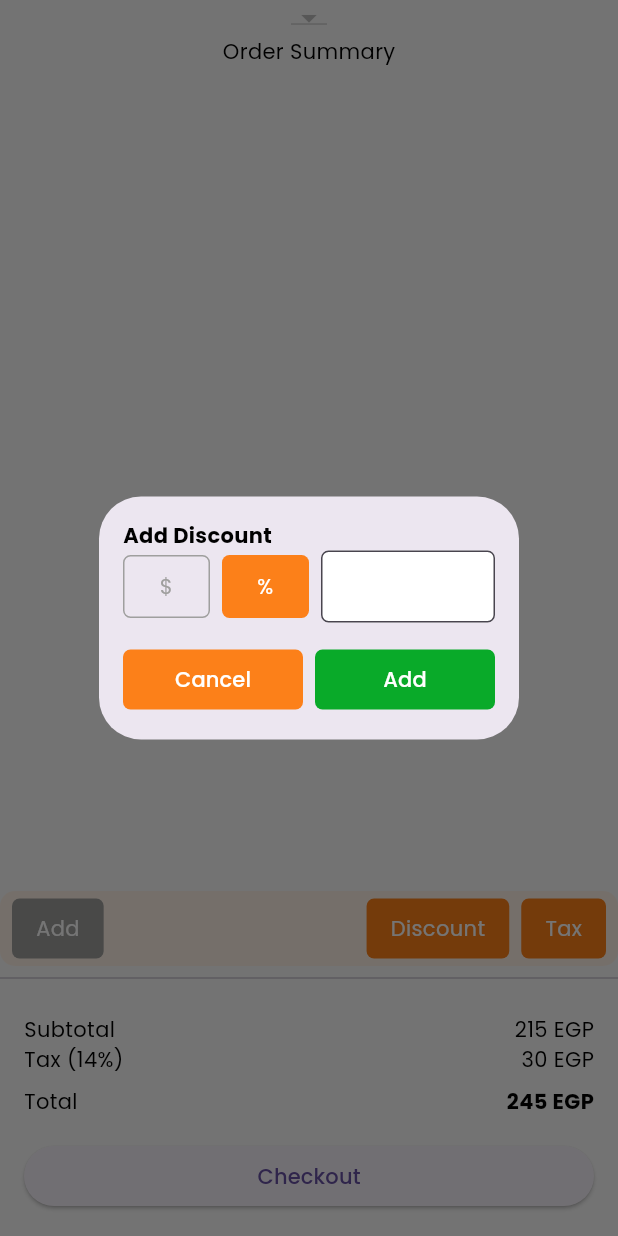
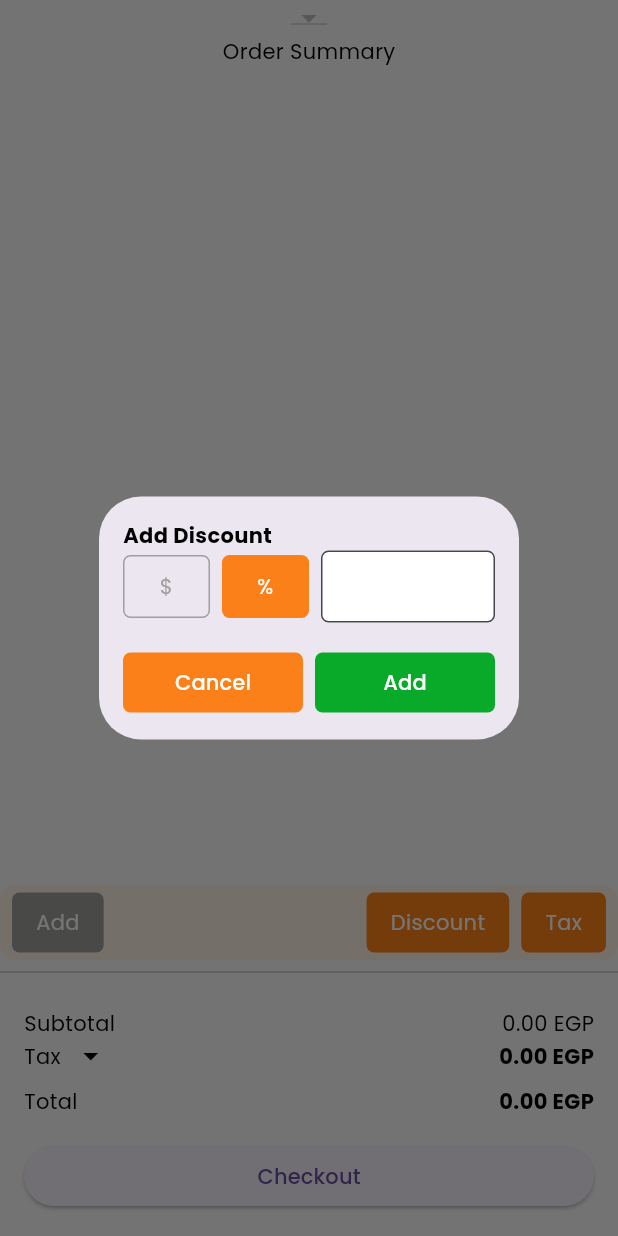
Before and after one commit to khuram2025/cstore_flutter, a Flutter app: the OrderScreen screen opened directly with empty values, after a tap on "Discount", on a phone screen of 412 x 824 dp. Run offline on Flutter 3.47's test engine with Material 3 defaults, Android fonts, the light colour scheme and no system bars; our stand-ins replace fl_chart, flutter_svg, flutter_typeahead, get, google_fonts, image_picker; accounts and stored records are empty; network calls fail; project files that could hold a hidden picture were left out.

Commit message:
Tax and Discount Working

```diff
--- a/lib/API/api_service.dart
+++ b/lib/API/api_service.dart
@@ -2,6 +2,7 @@ import 'dart:convert';
 import 'package:cstore_flutter/models/customers.dart';
 import 'package:cstore_flutter/screens/customer/components/customerOrdersDetailList.dart';
 import 'package:cstore_flutter/screens/customer/customers_list.dart';
+import 'package:cstore_flutter/screens/pos/components/models.dart';
 import 'package:http/http.dart' as http;
 
 class ApiService {
@@ -117,6 +118,26 @@ class ApiService {
     }
   }
 
+  Future<List<TaxOption>> fetchTaxes(int companyId) async {
+    final response = await http.get(
+      Uri.parse(baseUrl + 'companies/api/companies/$companyId/taxes/'),
+      headers: <String, String>{
+        'Content-Type': 'application/json',
+      },
+    );
+
+    if (response.statusCode == 200) {
+      var decodedResponse = json.decode(response.body);
+      print(decodedResponse); // Print the decoded JSON for debugging
+
+      List<dynamic> taxesJson = decodedResponse['taxes']; // Assuming 'taxes' is the key
+      return taxesJson.map((json) => TaxOption.fromJson(json)).toList();
+    } else {
+      throw Exception('Failed to fetch taxes. Status code: ${response.statusCode}');
+    }
+  }
+
+
   Future<Customer> fetchCustomerDetails(int companyId, int customerId) async {
     final response = await http.get(
       Uri.parse(baseUrl + 'companies/api/companies/$companyId/customers/$customerId/'),
--- a/lib/screens/pos/components/models.dart
+++ b/lib/screens/pos/components/models.dart
@@ -11,3 +11,19 @@ class OrderItem {
   // Calculate the total price for this item
   double get totalPrice => double.parse(product.salePrice) * quantity;
 }
+
+class TaxOption {
+  final int id;
+  final String name;
+  final double rate;
+
+  TaxOption({required this.id, required this.name, required this.rate});
+
+  static TaxOption fromJson(Map<String, dynamic> json) {
+    return TaxOption(
+      id: json['id'],
+      name: json['name'],
+      rate: double.parse(json['rate'].toString()), // Convert to string and then to double
+    );
+  }
+}
--- a/lib/screens/pos/components/orderList.dart
+++ b/lib/screens/pos/components/orderList.dart
@@ -22,6 +22,34 @@ class OrderScreen extends StatefulWidget {
 }
 
 class _OrderScreenState extends State<OrderScreen> {
+
+  double discountValue = 0.0;
+  bool isDiscountPercentage = true;
+
+  double _calculateDiscount() {
+    if (isDiscountPercentage) {
+      return _calculateSubtotal() * (discountValue / 100);
+    }
+    return discountValue;
+  }
+
+  TaxOption? selectedTaxOption;
+  double _calculateTax() {
+    if (selectedTaxOption != null) {
+      return _calculateSubtotal() * (selectedTaxOption!.rate / 100);
+    }
+    return 0.0;
+  }
+
+  double _calculateTotal() {
+    double subtotal = _calculateSubtotal();
+    double discount = _calculateDiscount();
+    double tax = _calculateTax();
+    return subtotal - discount + tax;
+
+  }
+
+  List<TaxOption> taxOptionsList = [];
   void onDiscountChanged(double discountValue, bool isPercentage) {
     // Logic to handle discount change
     // Update state or perform calculations as needed
@@ -69,9 +97,14 @@ class _OrderScreenState extends State<OrderScreen> {
     return {
       'customer_id': selectedCustomer?.id, // Include the selected customer's ID
       'items': items,
-      'total_price': _calculateTotalPrice().toString(), // Include the total price
+      'subtotal': _calculateSubtotal().toStringAsFixed(2),
+      'discount_value': discountValue.toStringAsFixed(2),
+      'is_discount_percentage': isDiscountPercentage,
+      'tax_ids': selectedTaxOption != null ? [selectedTaxOption!.id] : [],
+      'total_price': _calculateTotal().toStringAsFixed(2) // Include the total price after discount and taxes
     };
   }
+
 
 
 
@@ -119,6 +152,7 @@ class _OrderScreenState extends State<OrderScreen> {
   void initState() {
     super.initState();
     _fetchCustomers();
+    _fetchTaxOptions();
   }
 
   Future<void> _fetchCustomers() async {
@@ -133,12 +167,36 @@ class _OrderScreenState extends State<OrderScreen> {
       // Handle errors
     }
   }
+  Future<void> _fetchTaxOptions() async {
+    try {
+      List<TaxOption> taxes = await ApiService().fetchTaxes(11);
+      setState(() {
+        taxOptionsList = taxes;
+      });
+    } catch (e) {
+      // Handle errors
+      print('Error fetching taxes: $e');
+    }
+  }
+
+
+
+
+
   void _updateCustomerInfo(Customer? customer) {
     setState(() {
       customerName = customer?.name ?? 'Walk In Customer';
       customerPhoneNumber = customer?.mobile ?? '000'; // Assuming Customer model has phoneNumber
     });
   }
+  double _calculateSubtotal() {
+    double subtotal = 0.0;
+    for (var item in widget.selectedItems) {
+      subtotal += double.parse(item.product.salePrice) * item.quantity;
+    }
+    return subtotal;
+  }
+
 
   @override
   Widget build(BuildContext context) {
@@ -176,9 +234,9 @@ class _OrderScreenState extends State<OrderScreen> {
                     quantity: item.quantity,
                     onQuantityChange: (newQuantity) => _handleQuantityChange(index, newQuantity),
                     onRemove: () => _removeItemFromOrder(context, index),
-                    taxOptions: ["Tax 1", "Tax 2", "Tax 3"],
-                    onTaxSelected: (selectedTax) {
-                      // Handle tax selection
+                    taxOptions: taxOptionsList,
+                    onTaxSelected: (TaxOption selectedTax) {
+                      // Handle tax selection with TaxOption object
                     },
                     onDiscountChanged: handleDiscountChange,
                     discountController: TextEditingController(),
@@ -205,6 +263,7 @@ class _OrderScreenState extends State<OrderScreen> {
           ),
 
             Divider(),
+
             Padding(
               padding: EdgeInsets.all(16.0),
               child: Column(
@@ -213,14 +272,62 @@ class _OrderScreenState extends State<OrderScreen> {
                     mainAxisAlignment: MainAxisAlignment.spaceBetween,
                     children: [
                       Text('Subtotal'),
-                      Text('215 EGP'),
+                      Text('${_calculateSubtotal().toStringAsFixed(2)} EGP'),
                     ],
                   ),
+                  if (discountValue > 0) // Display only if discount is applied
+                    Row(
+                      mainAxisAlignment: MainAxisAlignment.spaceBetween,
+                      children: [
+                        Text('Discount'),
+                        SizedBox(width: 8), // Gap between label and discount value
+                        Expanded(
+                          child: Row(
+                            children: [
+                              Text(
+                                isDiscountPercentage ? '$discountValue%' : '\$${discountValue.toStringAsFixed(2)}',
+                                style: TextStyle(color: Colors.red),
+                              ),
+                              Spacer(), // Pushes the negative discount amount to the end
+                              Text('-\$${_calculateDiscount().toStringAsFixed(2)}', style: TextStyle(color: Colors.red)),
+                            ],
+                          ),
+                        ),
+                      ],
+                    ),
+
                   Row(
                     mainAxisAlignment: MainAxisAlignment.spaceBetween,
                     children: [
-                      Text('Tax (14%)'),
-                      Text('30 EGP'),
+                      Text('Tax'),
+                      SizedBox(width: 8), // Gap between label and dropdown
+                      // Wrap the dropdown in a limited width Container
+                      Container(
+                        constraints: BoxConstraints(maxWidth: 150), // Set a maximum width for the dropdown
+                        child: DropdownButtonHideUnderline(
+                          child: DropdownButton<TaxOption>(
+                            isDense: true, // Reduce the vertical size of the button
+                            value: selectedTaxOption,
+                            onChanged: (newValue) {
+                              setState(() {
+                                selectedTaxOption = newValue;
+                              });
+                            },
+                            items: taxOptionsList.map((TaxOption tax) {
+                              return DropdownMenuItem<TaxOption>(
+                                value: tax,
+                                child: Text(
+                                  "${tax.name} (${tax.rate}%)",
+                                  style: TextStyle(color: Color(0xFFFC8019)),
+                                ),
+                              );
+                            }).toList(),
+                            icon: Icon(Icons.arrow_drop_down, color: Colors.black),
+                          ),
+                        ),
+                      ),
+                      Spacer(), // Pushes the tax value to the end
+                      Text('${_calculateTax().toStringAsFixed(2)} EGP', style: TextStyle(fontWeight: FontWeight.bold)),
                     ],
                   ),
                   SizedBox(height: 8),
@@ -228,12 +335,12 @@ class _OrderScreenState extends State<OrderScreen> {
                     mainAxisAlignment: MainAxisAlignment.spaceBetween,
                     children: [
                       Text('Total'),
-                      Text('245 EGP', style: TextStyle(fontWeight: FontWeight.bold)),
+                      Text('${_calculateTotal().toStringAsFixed(2)} EGP', style: TextStyle(fontWeight: FontWeight.bold)),
                     ],
                   ),
                   SizedBox(height: 16),
                   SizedBox(
-                    width: double.infinity, // make button full width
+                    width: double.infinity,
                     child: ElevatedButton(
                       child: Text('Checkout'),
                       onPressed: _submitOrder,
@@ -277,13 +384,14 @@ class _OrderScreenState extends State<OrderScreen> {
     );
   }
   void _showAddDiscountDialog() {
-    String selectedDiscountType = '%'; // Default to percentage
+    // Default to percentage
+    String selectedDiscountType = '%';
     TextEditingController discountController = TextEditingController();
 
     showDialog(
       context: context,
       builder: (BuildContext context) {
-        return StatefulBuilder( // Use StatefulBuilder to update the state inside the dialog
+        return StatefulBuilder(
           builder: (context, setState) {
             return AlertDialog(
               contentPadding: EdgeInsets.all(16.0),
@@ -292,29 +400,20 @@ class _OrderScreenState extends State<OrderScreen> {
                 child: Column(
                   crossAxisAlignment: CrossAxisAlignment.start,
                   children: [
-                    Text(
-                      'Add Discount',
-                      style: TextStyle(fontWeight: FontWeight.bold),
-                    ),
+                    Text('Add Discount', style: TextStyle(fontWeight: FontWeight.bold)),
                     Row(
                       children: [
-                        // Dollar button
                         _buildDiscountTypeButton(setState, '\$', selectedDiscountType, discountController),
                         SizedBox(width: 8),
-                        // Percentage button
                         _buildDiscountTypeButton(setState, '%', selectedDiscountType, discountController),
                         SizedBox(width: 8),
-                        // Input field
                         Expanded(
                           flex: 2,
                           child: TextField(
                             controller: discountController,
                             decoration: InputDecoration(
-                              contentPadding: EdgeInsets.symmetric(vertical: 0), // Adjust field content padding
-                              border: OutlineInputBorder(
-                                borderRadius: BorderRadius.circular(5),
-                                borderSide: BorderSide(color: Color(0xFF9f9f9e)),
-                              ),
+                              contentPadding: EdgeInsets.symmetric(vertical: 0),
+                              border: OutlineInputBorder(borderRadius: BorderRadius.circular(5), borderSide: BorderSide(color: Color(0xFF9f9f9e))),
                               filled: true,
                               fillColor: Colors.white,
                             ),
@@ -323,9 +422,8 @@ class _OrderScreenState extends State<OrderScreen> {
                         ),
                       ],
                     ),
-                    Spacer(),
-                    // Cancel and Add buttons
-                    _buildActionButtons(context),
+                    SizedBox(height: 16),
+                    _buildActionButtons(context, setState, discountController, selectedDiscountType),
                   ],
                 ),
               ),
@@ -341,10 +439,9 @@ class _OrderScreenState extends State<OrderScreen> {
       child: GestureDetector(
         onTap: () => setState(() {
           selectedDiscountType = type;
-          controller.clear(); // Clear the input when changing discount type
         }),
         child: Container(
-          padding: EdgeInsets.symmetric(vertical: 10), // Give some vertical padding
+          padding: EdgeInsets.symmetric(vertical: 10),
           decoration: BoxDecoration(
             color: selectedDiscountType == type ? Color(0xFFFC8019) : Colors.transparent,
             borderRadius: BorderRadius.circular(5),
@@ -353,16 +450,14 @@ class _OrderScreenState extends State<OrderScreen> {
           child: Text(
             type,
             textAlign: TextAlign.center,
-            style: TextStyle(
-              color: selectedDiscountType == type ? Colors.white : Color(0xFF9f9f9e),
-            ),
+            style: TextStyle(color: selectedDiscountType == type ? Colors.white : Color(0xFF9f9f9e)),
           ),
         ),
       ),
     );
   }
 
-  Widget _buildActionButtons(BuildContext context) {
+  Widget _buildActionButtons(BuildContext context, StateSetter setState, TextEditingController discountController, String selectedDiscountType) {
     return Row(
       children: [
         Expanded(
@@ -373,7 +468,11 @@ class _OrderScreenState extends State<OrderScreen> {
         SizedBox(width: 8),
         Expanded(
           child: _buildActionButton('Add', Color(0xFF09aa29), () {
-            // TODO: Implement add logic
+            double enteredDiscount = double.tryParse(discountController.text) ?? 0.0;
+            setState(() {
+              discountValue = enteredDiscount;
+              isDiscountPercentage = selectedDiscountType == '%';
+            });
             Navigator.of(context).pop();
           }),
         ),
@@ -395,8 +494,6 @@ class _OrderScreenState extends State<OrderScreen> {
   }
 
 
-
-
 }
 
 
@@ -409,9 +506,8 @@ class ProductOrderItem extends StatefulWidget {
   int quantity;
   final void Function(int) onQuantityChange;
   final void Function() onRemove;
-
-  final List<String> taxOptions;
-  final void Function(String) onTaxSelected;
+  final List<TaxOption> taxOptions;
+  final void Function(TaxOption) onTaxSelected;
   final void Function(double, bool) onDiscountChanged;
   final TextEditingController discountController;
 
--- a/lib/screens/pos/components/order_actions_row.dart
+++ b/lib/screens/pos/components/order_actions_row.dart
@@ -4,6 +4,7 @@ class OrderActionsRow extends StatelessWidget {
   final VoidCallback onAddTap;
   final VoidCallback onDiscountTap;
   final VoidCallback onTaxTap;
+
 
   OrderActionsRow({
     Key? key,
```
Also changed, not shown: lib/screens/pos/components/product_tax_discount_row.dart (+17 -8 lines), lib/test.dart (+69 -48 lines).
